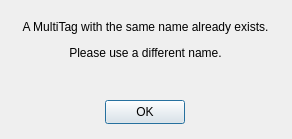
Above: qtfolder/MealPlanner/createmultitag_nameconflict.ui from NoorA0/MealPlanner before the change. Below: the same form after it.
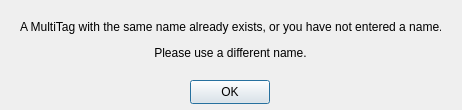
That is the form after the change.

```diff
--- a/qtfolder/MealPlanner/createmultitag_nameconflict.ui
+++ b/qtfolder/MealPlanner/createmultitag_nameconflict.ui
@@ -6,8 +6,8 @@
    <rect>
     <x>0</x>
     <y>0</y>
-    <width>292</width>
-    <height>139</height>
+    <width>462</width>
+    <height>110</height>
    </rect>
   </property>
   <property name="windowTitle">
@@ -16,8 +16,8 @@
   <widget class="QPushButton" name="pushButton">
    <property name="geometry">
     <rect>
-     <x>105</x>
-     <y>100</y>
+     <x>190</x>
+     <y>80</y>
      <width>80</width>
      <height>24</height>
     </rect>
@@ -31,12 +31,12 @@
     <rect>
      <x>20</x>
      <y>10</y>
-     <width>251</width>
+     <width>421</width>
      <height>61</height>
     </rect>
    </property>
    <property name="text">
-    <string>&lt;html&gt;&lt;head/&gt;&lt;body&gt;&lt;p align=&quot;center&quot;&gt;A MultiTag with the same name already exists.&lt;/p&gt;&lt;p align=&quot;center&quot;&gt;Please use a different name.&lt;/p&gt;&lt;/body&gt;&lt;/html&gt;</string>
+    <string>&lt;html&gt;&lt;head/&gt;&lt;body&gt;&lt;p align=&quot;center&quot;&gt;A MultiTag with the same name already exists, or you have not entered a name.&lt;/p&gt;&lt;p align=&quot;center&quot;&gt;Please use a different name.&lt;/p&gt;&lt;/body&gt;&lt;/html&gt;</string>
    </property>
   </widget>
  </widget>
```
